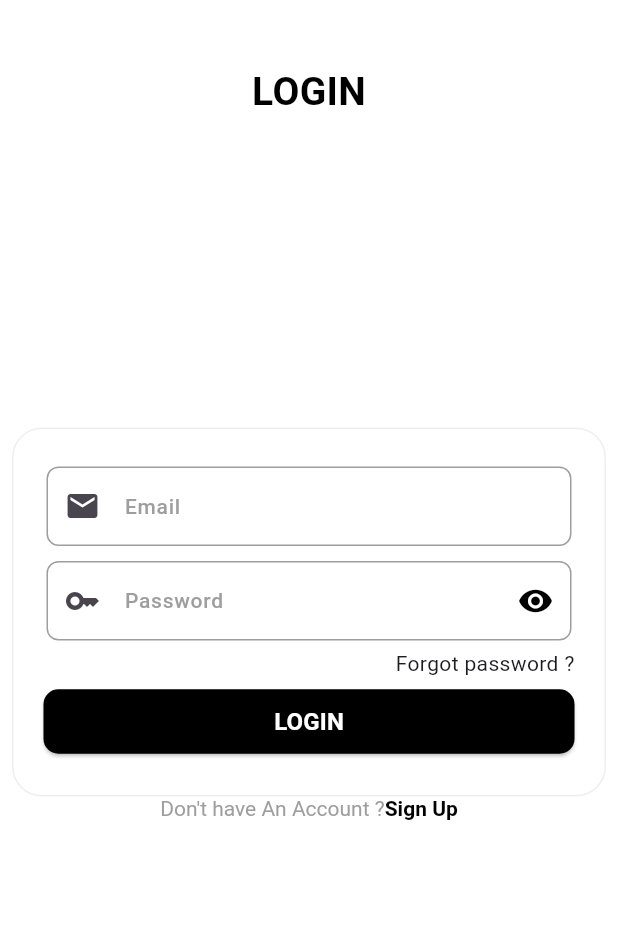
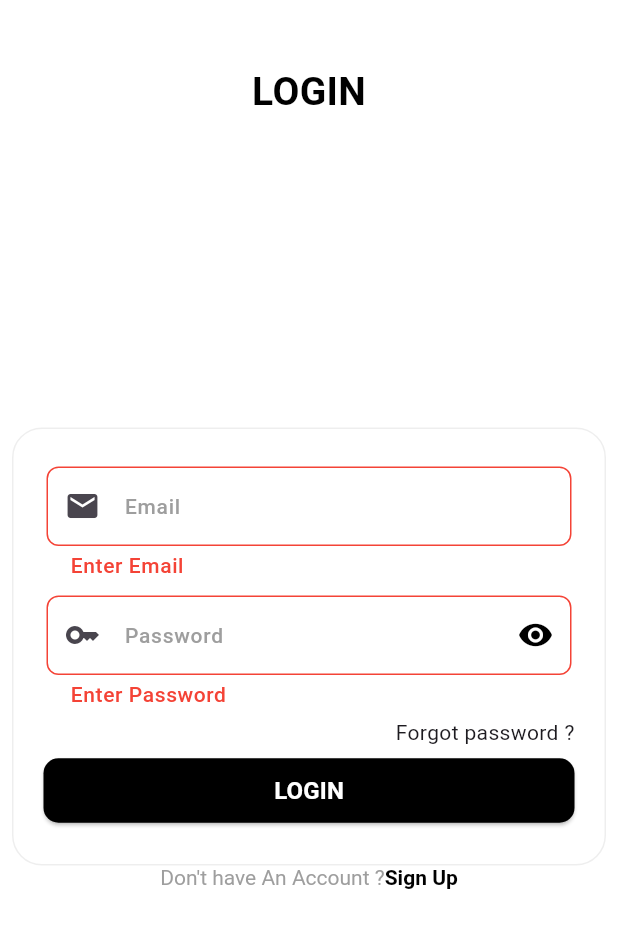
Before and after one commit to safvansafvan/localdata_login_home_MT, a Flutter app: the screen it shows after launch, after a tap on "LOGIN", on a phone screen of 412 x 824 dp. Shown: the top 928 px of the screen. Run offline on Flutter 3.47's test engine with Material 3 defaults, Android fonts, the phone set to English and light mode, and no system bars; our stand-ins replace dropdown_button2, email_validator, fluttertoast, get, get_storage, google_fonts and 1 more.

Commit message:
auth completed using local datas

```diff
--- a/lib/contstant/controller/login_controller.dart
+++ b/lib/contstant/controller/login_controller.dart
@@ -1,6 +1,7 @@
 import 'dart:developer';
 import 'package:flutter/material.dart';
 import 'package:get/get.dart';
+import 'package:localdataloginandhome/contstant/local_storage.dart';
 import 'package:localdataloginandhome/view/home/home.dart';
 import 'package:localdataloginandhome/view/widgets/toast.dart';
 
@@ -10,13 +11,15 @@ class AuthCtrl extends GetxController {
   TextEditingController conformpasswordCtrl = TextEditingController();
   TextEditingController nameCtrl = TextEditingController();
   TextEditingController phoneCtrl = TextEditingController();
+  String email = '';
+  String password = '';
+  String name = '';
+  String phone = '';
+  String profession = '';
 
   bool isOb = false;
   bool isLogin = false;
   String? dropDownSelected;
-
-  String email = 's@gmail.com';
-  String password = '12345678';
 
   void updateIsLoginOb() {
     isOb = !isOb;
@@ -50,10 +53,32 @@ class AuthCtrl extends GetxController {
         password == passwordCtrl.text.trim()) {
       await Get.offAll(() => const HomeView(),
           curve: Curves.easeInOut,
-          duration: const Duration(milliseconds: 200),
-          transition: Transition.zoom);
+          duration: const Duration(milliseconds: 300),
+          transition: Transition.cupertino);
     } else {
-      messagePopUp('Wrong Email Or Password');
+      messagePopUp('Invalid Credential');
     }
   }
+
+  Future<void> saveUserDatas() async {
+    StorageUtil().insertData('name', nameCtrl.text.trim());
+    StorageUtil().insertData('email', emailCtrl.text.trim());
+    StorageUtil().insertData('password', passwordCtrl.text.trim());
+    StorageUtil().insertData('phone', phoneCtrl.text.trim());
+    StorageUtil().insertData('profession', dropDownSelected);
+
+    await Get.offAll(() => const HomeView(),
+        curve: Curves.easeInOut,
+        duration: const Duration(milliseconds: 300),
+        transition: Transition.cupertino);
+  }
+
+  void getUserDatas() {
+    name = StorageUtil().readData('name') ?? "";
+    email = StorageUtil().readData('email') ?? "";
+    password = StorageUtil().readData('password') ?? '';
+    phone = StorageUtil().readData('phone') ?? "";
+    profession = StorageUtil().readData('profession') ?? "";
+    update();
+  }
 }
--- /dev/null
+++ b/lib/contstant/local_storage.dart
@@ -0,0 +1,25 @@
+import 'package:get_storage/get_storage.dart';
+
+class StorageUtil {
+  static final _box = GetStorage();
+
+  bool hasData(String key) {
+    return _box.hasData(key);
+  }
+
+  void insertData(String key, dynamic value) async {
+    await _box.write(key, value);
+  }
+
+  dynamic readData(String key) {
+    return _box.read(key);
+  }
+
+  void removeData(String key) async {
+    await _box.remove(key);
+  }
+
+  void clearAllData() async {
+    await _box.erase();
+  }
+}
--- a/lib/main.dart
+++ b/lib/main.dart
@@ -1,11 +1,12 @@
 import 'package:flutter/material.dart';
 import 'package:get/get.dart';
-import 'package:get/route_manager.dart';
+import 'package:get_storage/get_storage.dart';
 import 'package:google_fonts/google_fonts.dart';
 import 'package:localdataloginandhome/contstant/controller/login_controller.dart';
 import 'package:localdataloginandhome/view/splash.dart';
 
-void main() {
+void main() async {
+  await GetStorage.init();
   runApp(const MyApp());
 }
 
--- a/lib/view/auth/login.dart
+++ b/lib/view/auth/login.dart
@@ -5,8 +5,20 @@ import 'package:localdataloginandhome/contstant/controller/login_controller.dart
 import 'package:localdataloginandhome/view/widgets/login_wid.dart';
 import 'package:localdataloginandhome/view/widgets/signup_wid.dart';
 
-class LoginView extends StatelessWidget {
+class LoginView extends StatefulWidget {
   const LoginView({super.key});
+
+  @override
+  State<LoginView> createState() => _LoginViewState();
+}
+
+class _LoginViewState extends State<LoginView> {
+  @override
+  void initState() {
+    final ac = Get.find<AuthCtrl>();
+    ac.getUserDatas();
+    super.initState();
+  }
 
   @override
   Widget build(BuildContext context) {
--- a/lib/view/home/home.dart
+++ b/lib/view/home/home.dart
@@ -5,6 +5,7 @@ class HomeView extends StatelessWidget {
 
   @override
   Widget build(BuildContext context) {
-    return const Placeholder();
+    // final ac = Get.find<AuthCtrl>();
+    return Scaffold();
   }
 }
--- a/lib/view/widgets/drop_down.dart
+++ b/lib/view/widgets/drop_down.dart
@@ -28,7 +28,7 @@ class _CommonDropDownState extends State<CommonDropDown> {
               hint: Text(
                 widget.hintText,
                 style: kTextStyle(
-                    fontWeight: FontWeight.w500, size: 15, color: blackClr),
+                    fontWeight: FontWeight.w500, size: 15, color: greyClr),
                 overflow: TextOverflow.ellipsis,
               ),
               items: widget.list!
--- a/lib/view/widgets/login_form.dart
+++ b/lib/view/widgets/login_form.dart
@@ -6,20 +6,26 @@ import 'package:localdataloginandhome/contstant/const.dart';
 import 'package:localdataloginandhome/contstant/controller/login_controller.dart';
 
 class LoginFrom extends StatelessWidget {
-  const LoginFrom({
-    super.key,
+  const LoginFrom(
+      {super.key,
       required this.label,
       required this.controller,
       required this.prefixIcon,
       this.inputType,
       this.isUsername = false,
       this.isPassword = false,
-  });
+      this.isconformPassword = false,
+      this.isname = false,
+      this.isnumber = false});
 
   final TextEditingController controller;
   final String label;
   final bool isPassword;
   final bool isUsername;
+  final bool isname;
+  final bool isconformPassword;
+  final bool isnumber;
+
   final IconData prefixIcon;
   final TextInputType? inputType;
 
@@ -89,6 +95,34 @@ class LoginFrom extends StatelessWidget {
                   return 'Enter Valid Email';
                 }
               }
+              if (isconformPassword) {
+                if (value == null || value.isEmpty) {
+                  return 'Enter Passwor';
+                }
+                if (value.length < 7) {
+                  return 'Minimum 7 Letters';
+                }
+                if (loginCtrl.passwordCtrl.text !=
+                    loginCtrl.conformpasswordCtrl.text) {
+                  return 'Password Incorrect';
+                }
+              }
+              if (isname) {
+                if (value == null || value.isEmpty) {
+                  return 'Enter Name';
+                }
+                if (value.length < 4) {
+                  return 'Enter Valid Name';
+                }
+              }
+              if (isnumber) {
+                if (value == null || value.isEmpty) {
+                  return 'Enter Name';
+                }
+                if (value.length != 10) {
+                  return 'Enter Valid Number';
+                }
+              }
 
               return null;
             },
--- a/lib/view/widgets/login_wid.dart
+++ b/lib/view/widgets/login_wid.dart
@@ -9,6 +9,7 @@ class LoginWidget extends StatelessWidget {
 
   @override
   Widget build(BuildContext context) {
+    final formKey = GlobalKey<FormState>();
     final lCtrl = Get.find<AuthCtrl>();
     return Padding(
       padding: const EdgeInsets.only(top: 25),
@@ -19,6 +20,8 @@ class LoginWidget extends StatelessWidget {
         duration: const Duration(milliseconds: 500),
         child: Padding(
           padding: const EdgeInsets.symmetric(vertical: 20),
+          child: Form(
+            key: formKey,
             child: Column(
               mainAxisSize: MainAxisSize.min,
               children: [
@@ -27,6 +30,7 @@ class LoginWidget extends StatelessWidget {
                   prefixIcon: Icons.email,
                   controller: lCtrl.emailCtrl,
                   inputType: TextInputType.name,
+                  isUsername: true,
                 ),
                 LoginFrom(
                   label: 'Password',
@@ -54,7 +58,11 @@ class LoginWidget extends StatelessWidget {
                           borderRadius: BorderRadius.circular(10.0),
                         ),
                       ),
-                    onPressed: () {},
+                      onPressed: () async {
+                        if (formKey.currentState!.validate()) {
+                          await lCtrl.login(context);
+                        }
+                      },
                       child: Padding(
                         padding: const EdgeInsets.symmetric(vertical: 10),
                         child: Text(
@@ -72,6 +80,7 @@ class LoginWidget extends StatelessWidget {
             ),
           ),
         ),
+      ),
     );
   }
 }
--- a/pubspec.yaml
+++ b/pubspec.yaml
@@ -18,6 +18,7 @@ dependencies:
   email_validator: ^2.1.17
   fluttertoast: ^8.2.5
   dropdown_button2: ^2.3.9
+  get_storage: ^2.1.1
 
 dev_dependencies:
   flutter_test:
```
Also changed, not shown: lib/view/splash.dart (+7 -8 lines), lib/view/widgets/signup_wid.dart (+18 -5 lines), pubspec.lock. Lines whose indentation alone changed are shown as unchanged.
